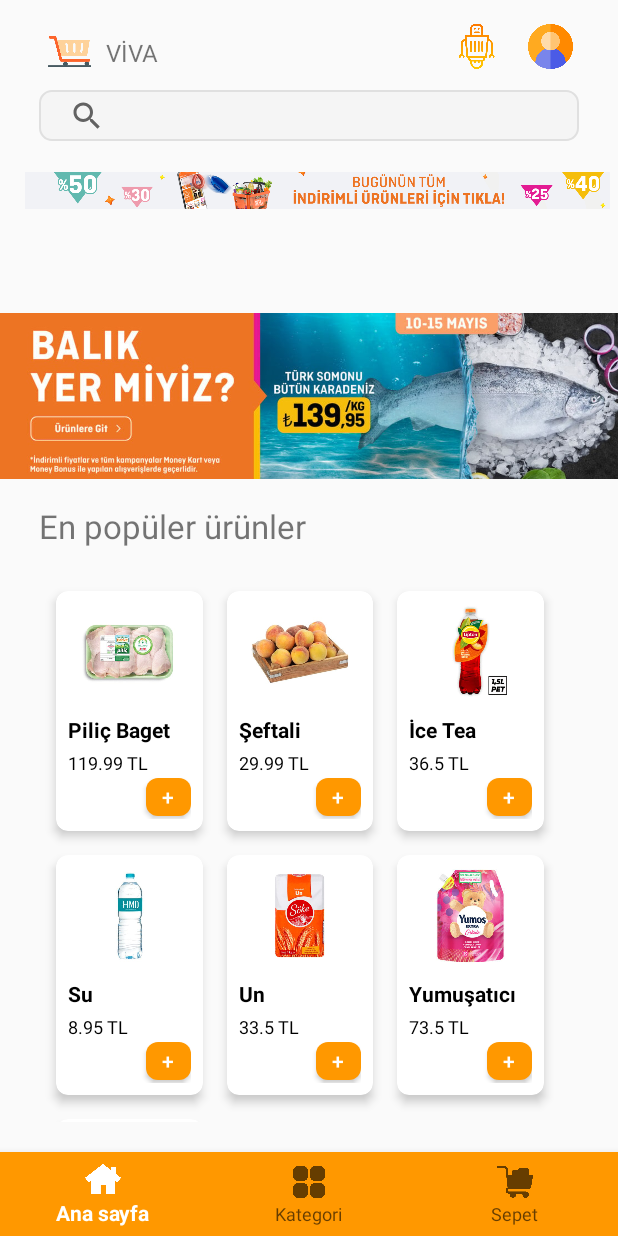
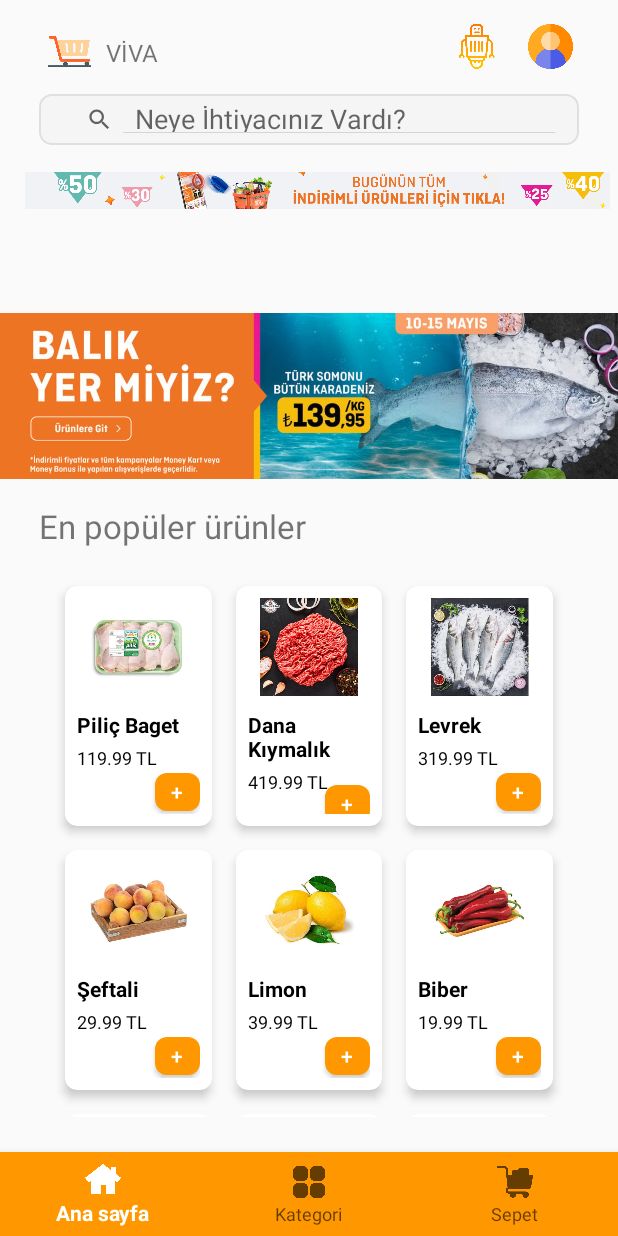
Before and after one commit to EmrhnOZCN/vivaapp-mobile, an Android app: the screen it shows after launch (MainActivity), on a phone screen of 412 x 824 dp. Run offline under Robolectric (Android 15) with nearby library versions, the phone set to English and light mode, and no system bars; our stand-ins replace navigation-ui.

Commit message:
The search bar was adjusted and the necessary search algorithms were written.

```diff
--- a/app/build.gradle.kts
+++ b/app/build.gradle.kts
@@ -8,7 +8,7 @@
 
     defaultConfig {
         applicationId = "com.example.vivaapp_mobile"
-        minSdk = 24
+        minSdk = 28
         targetSdk = 34
         versionCode = 1
         versionName = "1.0"
@@ -43,7 +43,9 @@
     implementation(libs.lifecycle.viewmodel.ktx)
     implementation(libs.navigation.fragment)
     implementation(libs.navigation.ui)
+
     implementation(libs.activity)
+    implementation(libs.car.ui.lib)
     testImplementation(libs.junit)
     androidTestImplementation(libs.ext.junit)
     androidTestImplementation(libs.espresso.core)
--- a/app/src/main/java/com/example/vivaapp_mobile/ui/home/HomeFragment.java
+++ b/app/src/main/java/com/example/vivaapp_mobile/ui/home/HomeFragment.java
@@ -1,5 +1,4 @@
 package com.example.vivaapp_mobile.ui.home;
-
 
 import android.content.Context;
 import android.content.Intent;
@@ -8,9 +7,8 @@
 import android.view.LayoutInflater;
 import android.view.View;
 import android.view.ViewGroup;
-import android.widget.TextView;
 import android.widget.Toast;
-
+import android.widget.SearchView;
 import androidx.annotation.NonNull;
 import androidx.fragment.app.Fragment;
 import androidx.lifecycle.ViewModelProvider;
@@ -18,125 +16,73 @@
 import androidx.recyclerview.widget.RecyclerView;
 
 import com.example.vivaapp_mobile.R;
+import com.example.vivaapp_mobile.databinding.FragmentHomeBinding;
+import com.example.vivaapp_mobile.model.Product;
+import com.example.vivaapp_mobile.ui.chatbot.ChatbotActivity;
 import com.example.vivaapp_mobile.ui.login.LoginActivity;
-
-import com.example.vivaapp_mobile.databinding.FragmentHomeBinding;
-import com.example.vivaapp_mobile.ui.chatbot.ChatbotActivity;
-import com.example.vivaapp_mobile.model.Product;
 import com.example.vivaapp_mobile.ui.product.ProductAdapter;
 
 import java.util.ArrayList;
+import java.util.Collections;
+import java.util.Comparator;
 import java.util.List;
 
 public class HomeFragment extends Fragment {
 
     private HomeViewModel homeViewModel;
     private FragmentHomeBinding binding;
-
-
-
+    private List<Product> productList;
+    private ProductAdapter adapter;
+    private boolean isSearching = false;
     public View onCreateView(@NonNull LayoutInflater inflater,
                              ViewGroup container, Bundle savedInstanceState) {
-        homeViewModel =
-                new ViewModelProvider(this).get(HomeViewModel.class);
-
+        homeViewModel = new ViewModelProvider(this).get(HomeViewModel.class);
         binding = FragmentHomeBinding.inflate(inflater, container, false);
         View root = binding.getRoot();
 
         RecyclerView recyclerView = binding.recyclerView;
         recyclerView.setLayoutManager(new GridLayoutManager(getContext(), 3));
 
-        List<Product> productList = new ArrayList<>();
-        Product product1 = new Product(R.drawable.producttavuk, "Piliç Baget ", 119.99, "Et");
-
-
-        Product product4 = new Product(R.drawable.productseftali ,"Şeftali", 29.99, "Meyve");
-
-
-        Product product7 = new Product(R.drawable.producticetea ,"İce Tea", 36.50, "Icecek");
-        Product product8 = new Product(R.drawable.productsu ,"Su", 8.95, "Icecek");
-
-
-        Product product10 = new Product(R.drawable.productun ,"Un", 33.50, "TemelGida");
-
-
-
-        Product product13 = new Product(R.drawable.productyumasitici ,"Yumuşatıcı", 73.50, "Deterjan");
-
-
-        Product product15 = new Product(R.drawable.producttost ,"Tost Ekmeği", 12.50, "Firin");
-
-        productList.add(product1);
-        productList.add(product4);
-        productList.add(product7);
-        productList.add(product8);
-        productList.add(product10);
-        productList.add(product13);
-        productList.add(product15);
-
-
-
-        ProductAdapter adapter = new ProductAdapter(getContext(), productList);
+        productList = new ArrayList<>();
+        initializeProductList();
+        adapter = new ProductAdapter(getContext(), productList);
         recyclerView.setAdapter(adapter);
 
         adapter.setOnItemClickListener(new ProductAdapter.OnItemClickListener() {
             @Override
             public void onAddToCartClick(int position) {
-                // Handle add to cart action here
                 Product clickedProduct = productList.get(position);
-                // Örneğin, ürünü bir sepete ekleyebilirsiniz
-                // Sepete ekleme işlemi burada gerçekleştirilir
-                // Örnek olarak:
                 addToCart(clickedProduct);
             }
         });
 
+        // SearchView listener ayarları
+        binding.searchView.setOnQueryTextListener(new SearchView.OnQueryTextListener() {
+            @Override
+            public boolean onQueryTextSubmit(String query) {
+                return false;
+            }
 
+            @Override
+            public boolean onQueryTextChange(String newText) {
+                isSearching = true;
+                filterProducts(newText);
+                return false;
+            }
+        });
 
+        checkUserLoginStatus();
 
-        // Kullanıcı giriş durumunu kontrol et
-        SharedPreferences sharedPreferences = getActivity().getSharedPreferences("UserPrefs", Context.MODE_PRIVATE);
-        boolean isLogin = sharedPreferences.getBoolean("isLogin", false);
-
-        if (isLogin) {
-            String userName = sharedPreferences.getString("userName", "");
-            String userSurname = sharedPreferences.getString("userSurname", "");
-            String userEmail = sharedPreferences.getString("userEmail", "");
-
-        }
-        if (isLogin) {
-            binding.girisButon.setVisibility(View.GONE);
-            binding.cikisButon.setVisibility(View.VISIBLE);
-        } else {
-            binding.girisButon.setVisibility(View.VISIBLE);
-            binding.cikisButon.setVisibility(View.GONE);
-        }
-
-        // Çıkış yap butonuna tıklama işlemi
         binding.cikisButon.setOnClickListener(new View.OnClickListener() {
             @Override
             public void onClick(View v) {
-                // Kullanıcının çıkış yaptığını SharedPreferences'a kaydet
-                SharedPreferences.Editor editor = sharedPreferences.edit();
-                editor.putBoolean("isLogin", false);
-                editor.remove("userId");
-                editor.remove("userName");
-                editor.remove("userSurname");
-                editor.remove("userEmail");
-                editor.apply();
-
-                // Ana sayfayı yeniden yükleyin veya gerekli işlemleri yapın
-                binding.girisButon.setVisibility(View.VISIBLE);
-                binding.cikisButon.setVisibility(View.GONE);
-                Toast.makeText(getContext(), "Çıkış yapıldı", Toast.LENGTH_SHORT).show();
+                logoutUser();
             }
         });
 
-        // Set click listener for girisButon
         binding.girisButon.setOnClickListener(new View.OnClickListener() {
             @Override
             public void onClick(View v) {
-                // Launch LoginActivity when the button is clicked
                 Intent intent = new Intent(getActivity(), LoginActivity.class);
                 startActivity(intent);
             }
@@ -145,17 +91,100 @@
         binding.chatbotButon.setOnClickListener(new View.OnClickListener() {
             @Override
             public void onClick(View v) {
-                // Launch LoginActivity when the button is clicked
                 Intent intent = new Intent(getActivity(), ChatbotActivity.class);
                 startActivity(intent);
             }
         });
-
-
-
+        binding.searchView.setOnCloseListener(new SearchView.OnCloseListener() {
+            @Override
+            public boolean onClose() {
+                isSearching = false;
+                filterProducts("");
+                return false;
+            }
+        });
+        binding.searchView.setOnClickListener(new View.OnClickListener() {
+            @Override
+            public void onClick(View v) {
+                binding.searchView.setIconified(false);
+                if (isSearching) {
+                    binding.textView3.setText("Aranan Ürünler");
+                } else {
+                    binding.textView3.setText("En popüler ürünler");
+                }
+            }
+        });
 
         return root;
     }
+
+    private void initializeProductList() {
+        productList.add(new Product(R.drawable.producttavuk, "Piliç Baget", 119.99, "Et"));
+        productList.add(new Product(R.drawable.productdanakuzu, "Dana Kıymalık", 419.99, "Et"));
+        productList.add(new Product(R.drawable.productlevrek, "Levrek", 319.99, "Et"));
+        productList.add(new Product(R.drawable.productseftali, "Şeftali", 29.99, "Meyve"));
+        productList.add(new Product(R.drawable.productlimon, "Limon", 39.99, "Meyve"));
+        productList.add(new Product(R.drawable.productbiber, "Biber", 19.99, "Meyve"));
+        productList.add(new Product(R.drawable.productsogan, "Soğan", 29.99, "Meyve"));
+        productList.add(new Product(R.drawable.productdomates, "Domates", 23.99, "Meyve"));
+        productList.add(new Product(R.drawable.producticetea, "İce Tea", 36.50, "İçecek"));
+        productList.add(new Product(R.drawable.productsu, "Su", 8.95, "İçecek"));
+        productList.add(new Product(R.drawable.productbeypazari, "Beypazarı", 1.99, "İçecek"));
+        productList.add(new Product(R.drawable.productun, "Un", 33.50, "Temel Gıda"));
+        productList.add(new Product(R.drawable.productpirinc, "Pirinç", 18.45, "Temel Gıda"));
+        productList.add(new Product(R.drawable.productmakarna, "Makarna", 5.99, "Temel Gıda"));
+        productList.add(new Product(R.drawable.tuzproduct, "Tuz", 23.95, "Temel Gıda"));
+        productList.add(new Product(R.drawable.productyag, "Yağ", 179.95, "Temel Gıda"));
+        productList.add(new Product(R.drawable.productyumurta, "Yumurta", 50.00, "Temel Gıda"));
+        productList.add(new Product(R.drawable.productyumasitici, "Yumuşatıcı", 73.50, "Deterjan"));
+        productList.add(new Product(R.drawable.productcamasirsuyu, "Çamaşır Suyu", 28.45, "Deterjan"));
+        productList.add(new Product(R.drawable.producttost, "Tost Ekmeği", 12.50, "Fırın"));
+        productList.add(new Product(R.drawable.productekmekkirinti, "Ekmek Kırıntısı", 20.50, "Fırın"));
+    }
+
+    private void filterProducts(String query) {
+        List<Product> filteredList = new ArrayList<>();
+        for (Product product : productList) {
+            if (product.getName().toLowerCase().contains(query.toLowerCase())) {
+                filteredList.add(product);
+            }
+        }
+        adapter.filterList(filteredList);
+        if (isSearching) {
+            binding.textView3.setText("Aranan Ürünler");
+        } else {
+            binding.textView3.setText("En popüler ürünler");
+        }
+    }
+
+    private void checkUserLoginStatus() {
+        SharedPreferences sharedPreferences = getActivity().getSharedPreferences("UserPrefs", Context.MODE_PRIVATE);
+        boolean isLogin = sharedPreferences.getBoolean("isLogin", false);
+
+        if (isLogin) {
+            binding.girisButon.setVisibility(View.GONE);
+            binding.cikisButon.setVisibility(View.VISIBLE);
+        } else {
+            binding.girisButon.setVisibility(View.VISIBLE);
+            binding.cikisButon.setVisibility(View.GONE);
+        }
+    }
+
+    private void logoutUser() {
+        SharedPreferences sharedPreferences = getActivity().getSharedPreferences("UserPrefs", Context.MODE_PRIVATE);
+        SharedPreferences.Editor editor = sharedPreferences.edit();
+        editor.putBoolean("isLogin", false);
+        editor.remove("userId");
+        editor.remove("userName");
+        editor.remove("userSurname");
+        editor.remove("userEmail");
+        editor.apply();
+
+        binding.girisButon.setVisibility(View.VISIBLE);
+        binding.cikisButon.setVisibility(View.GONE);
+        Toast.makeText(getContext(), "Çıkış yapıldı", Toast.LENGTH_SHORT).show();
+    }
+
     private void addToCart(Product product) {
         // Burada ürünü sepete eklemek için gerekli işlemleri gerçekleştirin
         // Örneğin:
@@ -164,5 +193,4 @@
         // 3. Alışveriş sepeti görünümünü güncelleyin
         // vb.
     }
-
 }
--- a/app/src/main/java/com/example/vivaapp_mobile/ui/product/ProductAdapter.java
+++ b/app/src/main/java/com/example/vivaapp_mobile/ui/product/ProductAdapter.java
@@ -215,6 +215,10 @@
 
 
 
+    public void filterList(List<Product> filteredList) {
+        this.productList = filteredList;
+        notifyDataSetChanged();
+    }
 
 
     public static class ProductViewHolder extends RecyclerView.ViewHolder {
--- a/app/src/main/res/layout/activity_chatbot.xml
+++ b/app/src/main/res/layout/activity_chatbot.xml
@@ -72,7 +72,7 @@
         android:layout_marginLeft="30dp"
         android:layout_marginRight="30dp"
         android:layout_marginBottom="28dp"
-
+        android:background="@drawable/searchview_background"
         android:hint="Mesajınızı yazın..."
         android:inputType="text"
         app:layout_constraintBottom_toBottomOf="parent"
--- a/app/src/main/res/layout/activity_main.xml
+++ b/app/src/main/res/layout/activity_main.xml
@@ -2,6 +2,7 @@
     xmlns:app="http://schemas.android.com/apk/res-auto"
     xmlns:tools="http://schemas.android.com/tools"
     android:id="@+id/container"
+
     android:layout_width="match_parent"
     android:layout_height="match_parent">
 
--- a/app/src/main/res/layout/fragment_home.xml
+++ b/app/src/main/res/layout/fragment_home.xml
@@ -5,6 +5,7 @@
     android:layout_width="match_parent"
     android:layout_height="match_parent"
     tools:context=".ui.home.HomeFragment">
+
     <TextView
         android:id="@+id/textView"
         android:layout_width="48dp"
@@ -13,8 +14,6 @@
         android:layout_marginTop="16dp"
         android:gravity="center"
         android:text="VİVA"
-
-
         android:textSize="16sp"
         app:layout_constraintStart_toStartOf="parent"
         app:layout_constraintTop_toTopOf="parent" />
@@ -28,9 +27,6 @@
         app:layout_constraintEnd_toStartOf="@+id/textView"
         app:layout_constraintTop_toTopOf="parent" />
 
-
-
-
     <ImageView
         android:id="@+id/girisButon"
         android:layout_width="35dp"
@@ -41,10 +37,11 @@
         app:layout_constraintEnd_toEndOf="parent"
         app:layout_constraintTop_toTopOf="parent"
         android:onClick="showDropdownMenu" />
+
     <ImageView
         android:id="@+id/cikisButon"
         android:layout_width="35dp"
-        android:layout_height="30dp"
+        android:layout_height="28dp"
         android:layout_marginTop="16dp"
         android:layout_marginEnd="27dp"
         android:src="@drawable/logout"
@@ -52,14 +49,10 @@
         app:layout_constraintTop_toTopOf="parent"
         android:visibility="gone" />
 
-
-
-
     <ImageView
         android:id="@+id/chatbotButon"
         android:layout_width="35dp"
         android:layout_height="30dp"
-
         android:layout_marginTop="16dp"
         android:layout_marginEnd="76dp"
         app:layout_constraintEnd_toEndOf="parent"
@@ -70,11 +63,9 @@
         android:id="@+id/imageView5"
         android:layout_width="390dp"
         android:layout_height="110dp"
-
         android:layout_marginTop="72dp"
         app:layout_constraintEnd_toEndOf="parent"
         app:layout_constraintHorizontal_bias="0.761"
-
         app:layout_constraintStart_toStartOf="parent"
         app:layout_constraintTop_toTopOf="parent"
         app:srcCompat="@drawable/reklam1" />
@@ -83,27 +74,29 @@
         android:id="@+id/searchView"
         android:layout_width="360dp"
         android:layout_height="34dp"
-        android:layout_marginTop="60dp"
+        android:layout_marginTop="65dp"
         android:layout_marginBottom="88dp"
         android:background="@drawable/searchview_background"
-
-        app:iconifiedByDefault="false"
+        android:contextClickable="false"
+        android:clickable="true"
+        android:focusable="true"
+        android:queryHint="Neye İhtiyacınız Vardı?"
+        android:iconifiedByDefault="false"
+        style="@style/SearchViewHintStyle"
         app:layout_constraintBottom_toBottomOf="@+id/imageView5"
         app:layout_constraintEnd_toEndOf="parent"
         app:layout_constraintStart_toStartOf="parent"
-        app:layout_constraintTop_toTopOf="parent"
-        app:queryHint="Ne aramak istersiniz?"
-        android:textColorHint="#000000"/>
+        app:layout_constraintTop_toTopOf="parent" />
+
+
 
 
     <ImageView
         android:id="@+id/imageView"
         android:layout_width="422dp"
         android:layout_height="280dp"
-
         android:layout_marginBottom="420dp"
         app:layout_constraintBottom_toBottomOf="parent"
-
         app:layout_constraintStart_toStartOf="parent"
         app:srcCompat="@drawable/reklam2" />
 
@@ -112,11 +105,11 @@
         android:layout_width="341dp"
         android:layout_height="362dp"
         android:layout_marginBottom="76dp"
-
         app:layout_constraintBottom_toBottomOf="parent"
         app:layout_constraintEnd_toEndOf="parent"
-        app:layout_constraintHorizontal_bias="0.414"
-        app:layout_constraintStart_toStartOf="parent" />
+        app:layout_constraintStart_toStartOf="parent"
+        app:layout_constraintTop_toBottomOf="@+id/searchView"
+        app:layout_constraintVertical_bias="0.989" />
 
     <TextView
         android:id="@+id/textView3"
@@ -130,5 +123,4 @@
         app:layout_constraintHorizontal_bias="0.132"
         app:layout_constraintStart_toStartOf="parent" />
 
-
 </androidx.constraintlayout.widget.ConstraintLayout>
--- a/app/src/main/res/values/colors.xml
+++ b/app/src/main/res/values/colors.xml
@@ -8,6 +8,7 @@
     <color name="black">#FF000000</color>
     <color name="white">#FFFFFFFF</color>
     <color name="orange">#FF9800</color>
+
     <color name="gray_200">#E0E0E0</color>
     <color name="gray_100">#F5F5F5</color>
     <color name="gray_150">#E0E0E0</color>
--- a/app/src/main/res/values/themes.xml
+++ b/app/src/main/res/values/themes.xml
@@ -13,4 +13,13 @@
         <item name="android:statusBarColor">?attr/colorPrimaryVariant</item>
         <!-- Customize your theme here. -->
     </style>
+
+    <style name="SearchViewHintStyle">
+        <item name="android:textColor">@android:color/darker_gray</item>
+        <item name="android:textStyle">italic</item>
+        <item name="android:fontFamily">sans-serif-light</item>
+    </style>
+
+
+
 </resources>
--- a/gradle/libs.versions.toml
+++ b/gradle/libs.versions.toml
@@ -11,6 +11,7 @@
 navigationFragment = "2.7.7"
 navigationUi = "2.7.7"
 activity = "1.8.0"
+carUiLib = "2.6.0"
 
 [libraries]
 junit = { group = "junit", name = "junit", version.ref = "junit" }
@@ -24,6 +25,7 @@
 navigation-fragment = { group = "androidx.navigation", name = "navigation-fragment", version.ref = "navigationFragment" }
 navigation-ui = { group = "androidx.navigation", name = "navigation-ui", version.ref = "navigationUi" }
 activity = { group = "androidx.activity", name = "activity", version.ref = "activity" }
+car-ui-lib = { group = "com.android.car.ui", name = "car-ui-lib", version.ref = "carUiLib" }
 
 [plugins]
 androidApplication = { id = "com.android.application", version.ref = "agp" }
```
Also changed, not shown: app/src/main/AndroidManifest.xml (+4 -7 lines).
